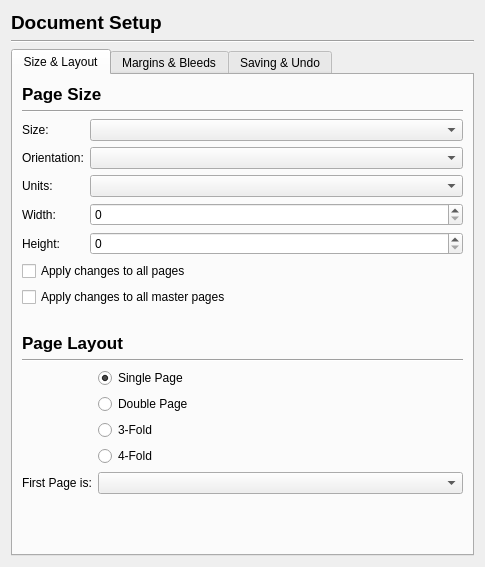
The window that scribus/ui/prefs_documentsetupbase.ui (scribusproject/scribus) describes before a commit, drawn with Qt 5.
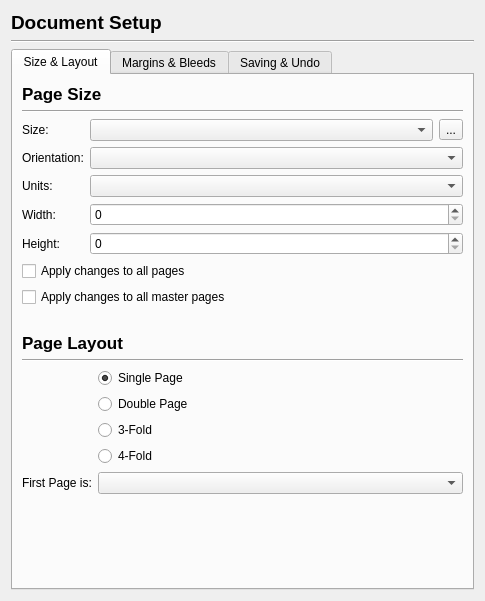
The same window after the commit. Custom widgets are drawn as their Qt base class.

Commit message: #1990: Allow user selection of page sizes via new Preferences pane, Page Sizes

What changed in the file:
```diff
--- a/scribus/ui/prefs_documentsetupbase.ui
+++ b/scribus/ui/prefs_documentsetupbase.ui
@@ -7,7 +7,7 @@
     <x>0</x>
     <y>0</y>
     <width>485</width>
-    <height>567</height>
+    <height>601</height>
    </rect>
   </property>
   <property name="windowTitle">
@@ -79,7 +79,21 @@
           </widget>
          </item>
          <item row="0" column="1">
-          <widget class="QComboBox" name="pageSizeComboBox"/>
+          <layout class="QHBoxLayout" name="horizontalLayout_3">
+           <item>
+            <widget class="QComboBox" name="pageSizeComboBox"/>
+           </item>
+           <item>
+            <widget class="QToolButton" name="pageSizeLinkToolButton">
+             <property name="text">
+              <string>...</string>
+             </property>
+             <property name="arrowType">
+              <enum>Qt::NoArrow</enum>
+             </property>
+            </widget>
+           </item>
+          </layout>
          </item>
          <item row="1" column="0">
           <widget class="QLabel" name="pageOrientatioLabel">
```
The commit also changes 17 other files.
